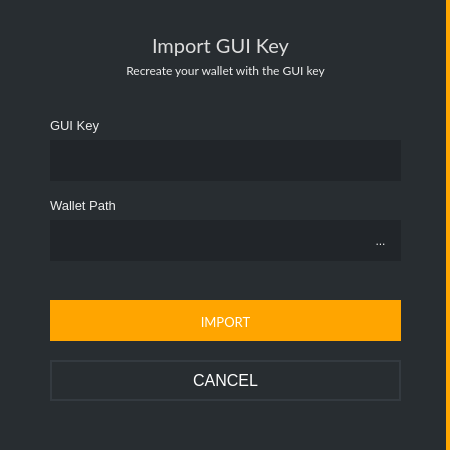
Above: src/gui/ui/importkeydialog.ui from ConcealNetwork/conceal-desktop before the change. Below: the same form after it.
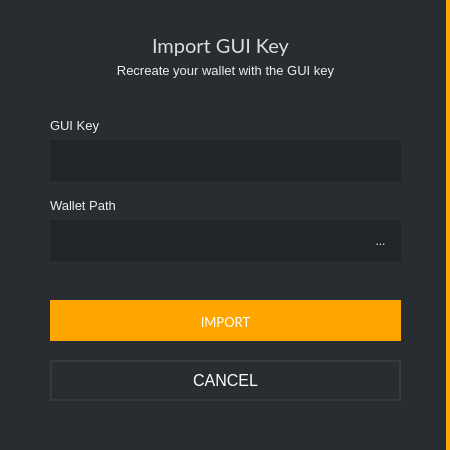
That is the form after the change.

Commit message: center text

```diff
--- a/src/gui/ui/importkeydialog.ui
+++ b/src/gui/ui/importkeydialog.ui
@@ -253,13 +253,11 @@
       </property>
       <property name="font">
        <font>
-        <family>Lato</family>
-        <pointsize>9</pointsize>
+        <pointsize>-1</pointsize>
        </font>
       </property>
       <property name="styleSheet">
-       <string notr="true">color: #eee;
-border-right: 0px;</string>
+       <string notr="true">color: #eee;border-right: 0px;font-size: 13px;</string>
       </property>
       <property name="text">
        <string>Recreate your wallet with the GUI key</string>
```
